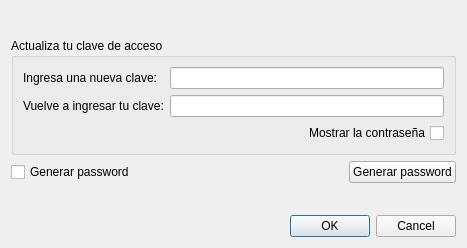
Qt form dialogs/changepwddialog.ui (lincolningaroca/SWUrlManager) before a commit.
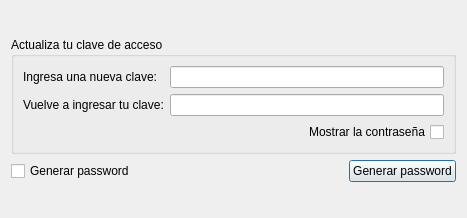
The same form after that commit. Icons and pictures are not drawn.

Commit message: refactor(dialogs): unify QDialogButtonBox creation and simplify HTML markup

```diff
--- a/dialogs/changepwddialog.ui
+++ b/dialogs/changepwddialog.ui
@@ -7,7 +7,7 @@
     <x>0</x>
     <y>0</y>
     <width>467</width>
-    <height>248</height>
+    <height>218</height>
    </rect>
   </property>
   <property name="windowTitle">
@@ -102,13 +102,6 @@
      </property>
     </widget>
    </item>
-   <item>
-    <widget class="QDialogButtonBox" name="bBox">
-     <property name="standardButtons">
-      <set>QDialogButtonBox::StandardButton::Cancel|QDialogButtonBox::StandardButton::Ok</set>
-     </property>
-    </widget>
-   </item>
   </layout>
  </widget>
  <resources>
```
Left out of the diff: 6 changed lines with no effect on the pictures. The commit also changes 21 other files.
